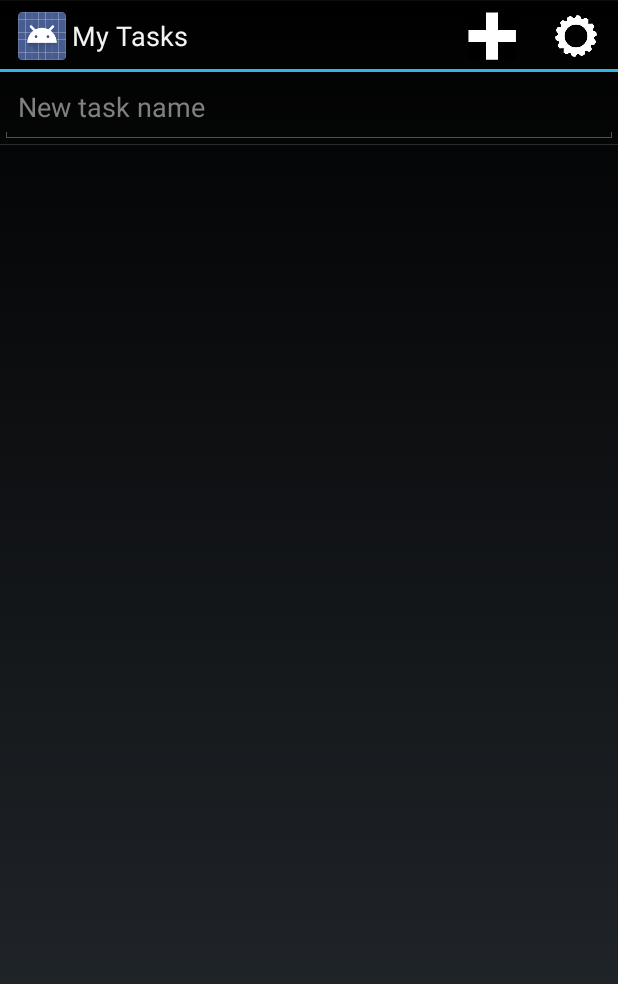
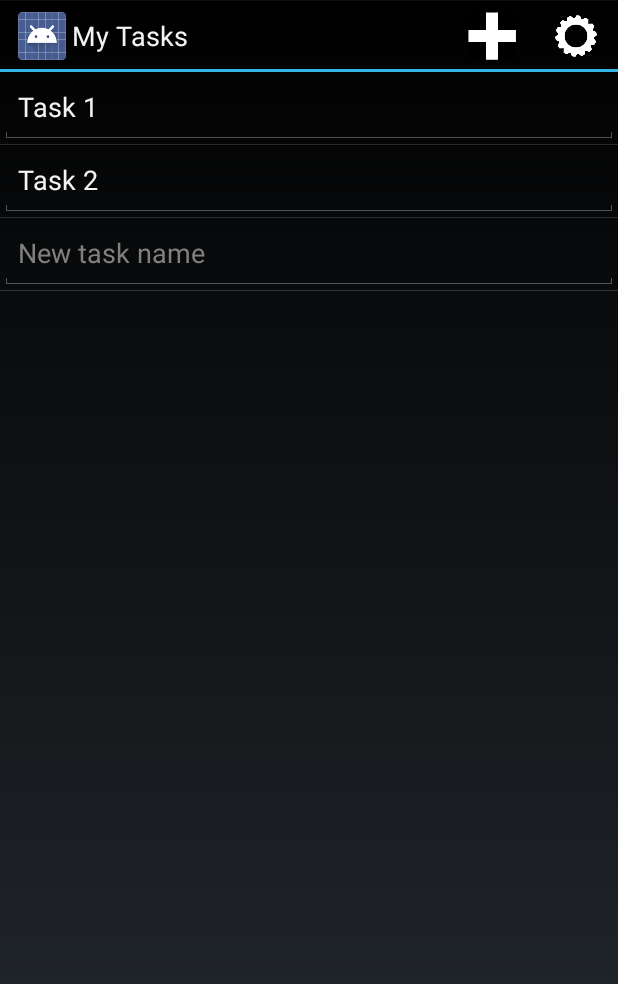
Before and after one commit to MitchStephan/Sync-Lists, an Android app: the TaskListActivity screen opened directly, with no data from a screen before it, after a tap on "Add List", on a phone screen of 412 x 824 dp. Shown: the top 984 px of the screen. Run offline under Robolectric (Android 15) with nearby library versions, the phone set to English and light mode, and no system bars.

Commit message:
minor detail changes

```diff
--- a/Android/SyncLists/app/src/main/java/com/example/synclists/synclists/Task.java
+++ b/Android/SyncLists/app/src/main/java/com/example/synclists/synclists/Task.java
@@ -19,7 +19,7 @@ public class Task implements Serializable {
     public Task(String name, int id, boolean isTaskEdit) {
         this.name = name;
         this.id = id;
-        this.mIsTaskEdit = isTaskEdit;
+        mIsTaskEdit = isTaskEdit;
     }
 
     public String getName() { return name; }
--- a/Android/SyncLists/app/src/main/java/com/example/synclists/synclists/TaskListActivity.java
+++ b/Android/SyncLists/app/src/main/java/com/example/synclists/synclists/TaskListActivity.java
@@ -39,8 +39,8 @@ public class TaskListActivity extends Activity {
 
     public void populateExampleTasks() {
 
-//        mTaskList.add(new Task("Task 1", 1));
-//        mTaskList.add(new Task("Task 2", 2));
+        mTaskList.add(new Task("Task 1", 1, true));
+        mTaskList.add(new Task("Task 2", 2, true));
     }
 
     @Override
@@ -82,9 +82,8 @@ public class TaskListActivity extends Activity {
     }
 
     public void addTask(MenuItem item) {
-//        setCanAddList(false);
+        showKeyboard();
         mTaskList.add(new Task("", -1, true));
         mTaskAdapter.notifyDataSetChanged();
-        showKeyboard();
     }
 }
```
